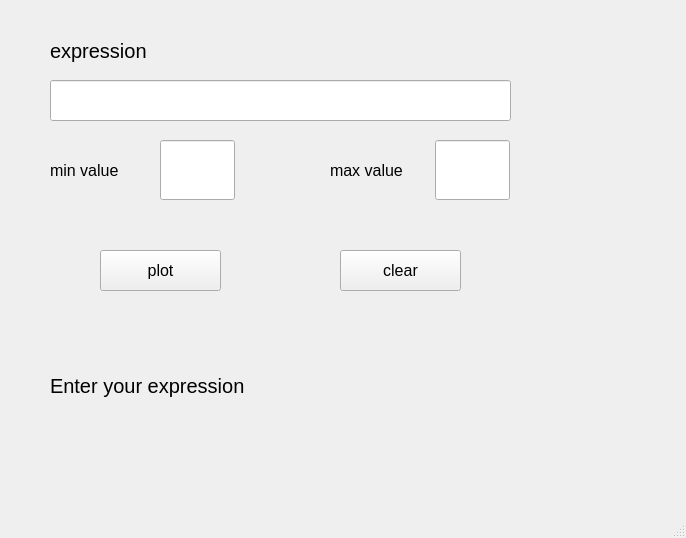
Before: the Qt Designer form design.ui in omarfareed/function-plotter, drawn with Qt 5.
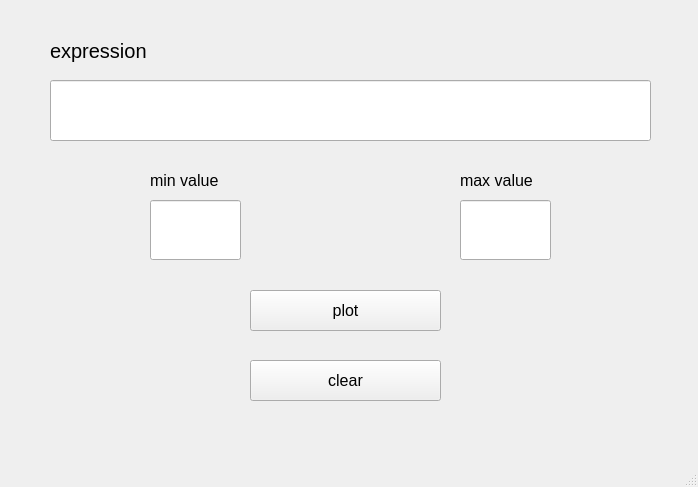
After: the same form once the commit is applied.

Commit message: adding user response to know what is wrong in his input

The edit to the form file:
```diff
--- a/design.ui
+++ b/design.ui
@@ -6,8 +6,8 @@
    <rect>
     <x>0</x>
     <y>0</y>
-    <width>686</width>
-    <height>538</height>
+    <width>698</width>
+    <height>487</height>
    </rect>
   </property>
   <property name="font">
@@ -27,8 +27,8 @@
      <rect>
       <x>50</x>
       <y>80</y>
-      <width>461</width>
-      <height>41</height>
+      <width>601</width>
+      <height>61</height>
      </rect>
     </property>
     <property name="font">
@@ -43,9 +43,9 @@
    <widget class="QLineEdit" name="min_value">
     <property name="geometry">
      <rect>
-      <x>160</x>
-      <y>140</y>
-      <width>75</width>
+      <x>150</x>
+      <y>200</y>
+      <width>91</width>
       <height>60</height>
      </rect>
     </property>
@@ -58,9 +58,9 @@
    <widget class="QLineEdit" name="max_value">
     <property name="geometry">
      <rect>
-      <x>435</x>
-      <y>140</y>
-      <width>75</width>
+      <x>460</x>
+      <y>200</y>
+      <width>91</width>
       <height>60</height>
      </rect>
     </property>
@@ -73,8 +73,8 @@
    <widget class="QLabel" name="minInput">
     <property name="geometry">
      <rect>
-      <x>50</x>
-      <y>160</y>
+      <x>150</x>
+      <y>170</y>
       <width>111</width>
       <height>20</height>
      </rect>
@@ -91,8 +91,8 @@
    <widget class="QLabel" name="maxInput">
     <property name="geometry">
      <rect>
-      <x>330</x>
-      <y>160</y>
+      <x>460</x>
+      <y>170</y>
       <width>111</width>
       <height>20</height>
      </rect>
@@ -119,25 +119,12 @@
      <string>expression</string>
     </property>
    </widget>
-   <widget class="QLabel" name="notificationLabel">
-    <property name="geometry">
-     <rect>
-      <x>50</x>
-      <y>340</y>
-      <width>411</width>
-      <height>91</height>
-     </rect>
-    </property>
-    <property name="text">
-     <string>Enter your expression</string>
-    </property>
-   </widget>
    <widget class="QPushButton" name="plotBtn">
     <property name="geometry">
      <rect>
-      <x>100</x>
-      <y>250</y>
-      <width>121</width>
+      <x>250</x>
+      <y>290</y>
+      <width>191</width>
       <height>41</height>
      </rect>
     </property>
@@ -153,9 +140,9 @@
    <widget class="QPushButton" name="clrBtn">
     <property name="geometry">
      <rect>
-      <x>340</x>
-      <y>250</y>
-      <width>121</width>
+      <x>250</x>
+      <y>360</y>
+      <width>191</width>
       <height>41</height>
      </rect>
     </property>
```
Left out of the diff: 2 changed lines with no effect on the pictures. The commit also changes 1 other file.
